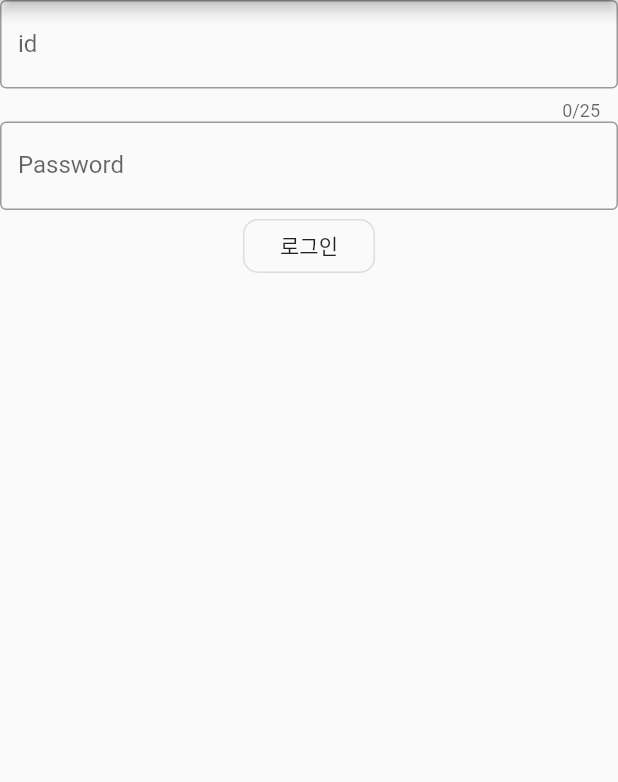
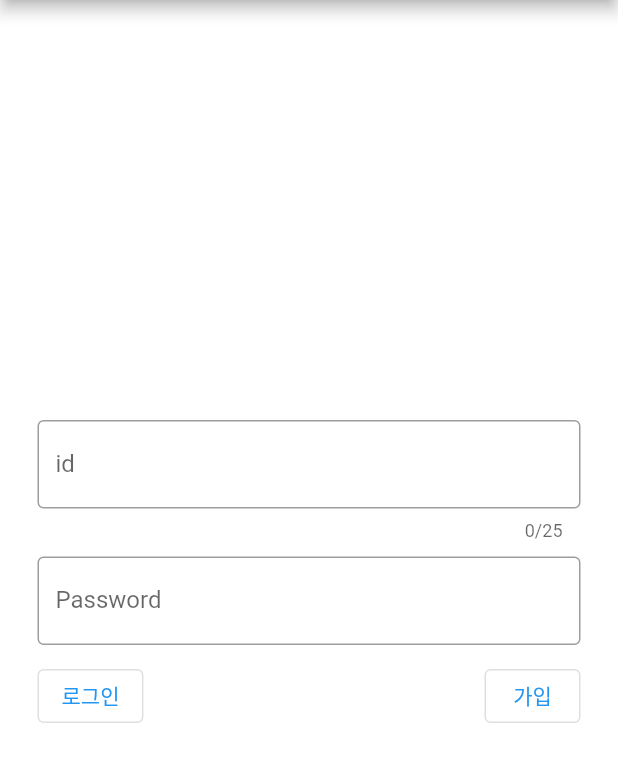
Before and after one commit to soogil/flutter_chatting, a Flutter app: the screen it shows after launch, on a phone screen of 412 x 824 dp, the part 84-866 px from its top. Run offline on Flutter 3.47's test engine with Material 2 defaults, Android fonts, the phone set to English and light mode, and no system bars; our stand-ins replace equatable, firebase_auth, firebase_database, flutter_bloc; accounts and stored records are empty.

Commit message:
[soogil] firebase check login and signup 구현

```diff
--- a/lib/bloc/login_bloc.dart
+++ b/lib/bloc/login_bloc.dart
@@ -1,54 +1,49 @@
-import 'package:equatable/equatable.dart';
 import 'package:flutter_bloc/flutter_bloc.dart';
+import 'package:flutter_chatting/bloc/login_event.dart';
+import 'package:flutter_chatting/model/user.dart';
 import 'package:flutter_chatting/repository/login_repository.dart';
+import 'package:flutter_chatting/repository/user_repository.dart';
 
-abstract class LoginState extends Equatable {
-  @override
-  List<Object> get props => [];
-}
-
-class LoginInitState extends LoginState {}
-class LoginLoading extends LoginState { }
-class LoginEnd extends LoginState {
-  LoginEnd(this.isLogin);
-
-  final bool isLogin;
-
-  @override
-  List<Object> get props => [isLogin];
-}
-
-
-abstract class LoginEvent extends Equatable {
-  const LoginEvent();
-  @override
-  List<Object> get props => [];
-}
-
-class LoginProgress extends LoginEvent {
-  LoginProgress(this.id, this.password);
-
-  final String id;
-  final String password;
-
-  @override
-  List<Object> get props => [id, password];
-}
+import 'login_state.dart';
 
 class LoginBloc extends Bloc<LoginEvent, LoginState> {
-  LoginBloc(this.loginRepository) : super(LoginInitState());
+  LoginBloc() : super(LoginInitState());
 
-  final LoginRepository loginRepository;
+  final LoginRepository loginRepository = LoginRepository();
+  final UserRepository userRepository = UserRepository();
 
   @override
   Stream<LoginState> mapEventToState(LoginEvent event) async* {
-    if(event is LoginProgress) {
-      print('mapEventToState ${event.id} ${event.password}');
-      yield LoginLoading();
-      final user = await loginRepository.login(event.id, event.password);
-      print('mapEventToState Login ${user}');
-      yield LoginEnd(user != null);
+    if (event is LoginInitEvent) {
+      yield LoginInitState();
+    } else if (event is LoginProgressEvent) {
+      yield LoginLoadingState();
+      bool isLogin = false;
+      try {
+        isLogin = await _signIn(event);
+        yield LoginEndState(isLogin);
+      } catch(e) {
+        yield LoginErrorState();
+      }
+    } else if (event is SignUpEvent) {
+      if (event.signUp == SignUp.changePage) yield ChangePageState();
+      else if (event.signUp == SignUp.signUp) {
+        _signUp(event);
+      }
     }
+  }
+
+  Future<bool> _signIn(LoginProgressEvent event) async => await loginRepository.signIn(event.id, event.password);
+
+  Future _signUp(SignUpEvent event) async {
+    final user = User(event.name, event.id, event.password);
+    await loginRepository.signUp(user.id, user.password).then((bool isSignUp) {
+      if(isSignUp) {
+        final result = userRepository.registerUser(user.toMap);
+        print('_signUp $result');
+        return result;
+      }
+    });
   }
 
   @override
--- /dev/null
+++ b/lib/bloc/login_event.dart
@@ -0,0 +1,32 @@
+import 'package:equatable/equatable.dart';
+
+abstract class LoginEvent extends Equatable {
+  const LoginEvent(this.id, this.password);
+  final String id;
+  final String password;
+  @override
+  List<Object> get props => [];
+}
+
+class LoginInitEvent extends LoginEvent {
+  LoginInitEvent({String id, String password}) : super(id, password);
+}
+
+class LoginProgressEvent extends LoginEvent {
+  LoginProgressEvent(String id, String password) : super(id, password);
+}
+
+enum SignUp {
+  changePage,
+  signUp,
+}
+class SignUpEvent extends LoginEvent{
+  SignUpEvent(this.signUp, {
+    this.name = '',
+    String id = '',
+    String password = '',
+  }) : super(id, password);
+
+  final SignUp signUp;
+  final String name;
+}
--- /dev/null
+++ b/lib/bloc/login_state.dart
@@ -0,0 +1,21 @@
+
+import 'package:equatable/equatable.dart';
+
+abstract class LoginState extends Equatable {
+  @override
+  List<Object> get props => [];
+}
+
+class LoginInitState extends LoginState {}
+class LoginLoadingState extends LoginState {}
+class LoginEndState extends LoginState {
+  LoginEndState(this.isLogin);
+  final bool isLogin;
+}
+class LoginErrorState extends LoginState{}
+
+class SignUpState extends LoginState {
+  SignUpState(this.isSignUp);
+  final bool isSignUp;
+}
+class ChangePageState extends LoginState {}
--- a/lib/main.dart
+++ b/lib/main.dart
@@ -2,7 +2,6 @@ import 'package:flutter/material.dart';
 import 'package:flutter_bloc/flutter_bloc.dart';
 import 'package:flutter_chatting/bloc/login_bloc.dart';
 import 'package:flutter_chatting/page/signin_page.view.dart';
-import 'package:flutter_chatting/repository/login_repository.dart';
 
 void main() {
   runApp(MyApp());
@@ -17,8 +16,8 @@ class MyApp extends StatelessWidget {
         visualDensity: VisualDensity.adaptivePlatformDensity,
       ),
       home: BlocProvider(
-          create: (_) => LoginBloc(LoginRepository()),
-          child: SignInPageView()
+          create: (_) => LoginBloc(),
+          child: SignInPage()
       ),
     );
   }
--- /dev/null
+++ b/lib/model/user.dart
@@ -0,0 +1,19 @@
+
+import 'package:equatable/equatable.dart';
+
+class User extends Equatable {
+  User(this.name, this.id, this.password);
+
+  final String id;
+  final String password;
+  final String name;
+
+  Map<String, dynamic> get toMap => {
+    'id': id,
+    'password': password,
+    'name': name,
+  };
+
+  @override
+  List<Object> get props => [id, name];
+}
--- a/lib/page/signin_page.view.dart
+++ b/lib/page/signin_page.view.dart
@@ -1,16 +1,22 @@
 import 'package:flutter/material.dart';
 import 'package:flutter_bloc/flutter_bloc.dart';
 import 'package:flutter_chatting/bloc/login_bloc.dart';
+import 'package:flutter_chatting/bloc/login_event.dart';
+import 'package:flutter_chatting/bloc/login_state.dart';
+import 'package:flutter_chatting/page/chatting_room_list_page.view.dart';
+import 'package:flutter_chatting/view/sign-up.view.dart';
 
 
-class SignInPageView extends StatelessWidget {
+class SignInPage extends StatelessWidget {
 
   final TextEditingController idTextController = TextEditingController();
   final TextEditingController passwordTextController = TextEditingController();
+  final GlobalKey<FormState> formKey = GlobalKey();
 
   @override
   Widget build(BuildContext context) {
     return Scaffold(
+      backgroundColor: Colors.white,
       appBar: _getAppBar(),
       body: _getBody(context),
     );
@@ -25,26 +31,45 @@ class SignInPageView extends StatelessWidget {
   Widget _getBody(BuildContext context) {
     return BlocBuilder<LoginBloc, LoginState>(
       builder: (_, state) {
-        if (state is LoginLoading) return Center(child: CircularProgressIndicator());
-        else if (state is LoginEnd) {
-          if(state.isLogin) {
-            return Container(
-              color: Colors.blue,
-            );
-          }
+        if (state is LoginLoadingState) return Center(child: CircularProgressIndicator());
+        else if (state is LoginEndState && state.isLogin) {
+          _afterLayout(
+            function: () => Navigator.push(context, MaterialPageRoute(builder: (context) => ChattingRoomListPage()))
+          );
+        } else if (state is ChangePageState) {
+          return SignUpView();
+        } else if(state is LoginErrorState) {
+          _afterLayout(function: () => _popUpDialog(context));
         }
 
-          return Container(
-            child: Column(
-              mainAxisSize: MainAxisSize.max,
+        return _getSignInView(context);
+      },
+    );
+  }
+
+  Widget _getSignInView(BuildContext context) {
+    return Container(
+      padding: EdgeInsets.all(25),
+      alignment: Alignment.center,
+      child: Form(
+        key: formKey,
+        child: Column(
+          mainAxisSize: MainAxisSize.min,
+          children: [
+            _getIdField(),
+            SizedBox(height: 10),
+            _getPasswordField(),
+            SizedBox(height: 10),
+            Row(
+              mainAxisAlignment: MainAxisAlignment.spaceBetween,
               children: [
-                _getIdField(),
-                _getPasswordField(),
                 _getLoginButton(context),
+                _getSignUpButton(context),
               ],
             ),
-          );
-      },
+          ],
+        ),
+      ),
     );
   }
 
@@ -85,15 +110,39 @@ class SignInPageView extends StatelessWidget {
   }
 
   Widget _getLoginButton(BuildContext context) {
-    return OutlineButton(
+    return OutlinedButton(
       onPressed: () {
-        print('${idTextController.text} ${passwordTextController.text}');
-        BlocProvider.of<LoginBloc>(context).add(LoginProgress(idTextController.text, passwordTextController.text));
+        if (formKey.currentState.validate())
+          BlocProvider.of<LoginBloc>(context).add(LoginProgressEvent(idTextController.text, passwordTextController.text));
+        else
+          _popUpDialog(context);
       },
-      shape: RoundedRectangleBorder(borderRadius: BorderRadius.circular(10.0)),
-      child: Text(
-          '로그인'
+      child: Text('로그인'),
+    );
+  }
+
+  _getSignUpButton(BuildContext context) {
+    return OutlinedButton(
+      onPressed: () {
+        BlocProvider.of<LoginBloc>(context).add(SignUpEvent(SignUp.changePage));
+      },
+      child: Text('가입'),
+    );
+  }
+
+  _popUpDialog(BuildContext context, {String text = '아이디, 비밀번호를 확인해주세요.'}) {
+    showDialog(
+      context: context,
+      builder: (BuildContext context) => AlertDialog(
+        content: Text(text),
+        actions: [FlatButton(onPressed: () => Navigator.pop(context), child: Text('확인'))],
       ),
     );
   }
+
+  _afterLayout({Function function}) {
+    WidgetsBinding.instance.addPostFrameCallback((_) {
+      function();
+    });
+  }
 }
--- a/lib/repository/login_repository.dart
+++ b/lib/repository/login_repository.dart
@@ -1,8 +1,9 @@
-import 'package:firebase_auth/firebase_auth.dart';
 import 'package:flutter_chatting/provider/login_provider.dart';
 
 class LoginRepository {
   final LoginProvider loginProvider = LoginProvider();
 
-  Future<FirebaseUser> login(String id, String password) => loginProvider.signIn(id, password);
+  Future<bool> signIn(String id, String password) async => await loginProvider.signIn(id, password) != null;
+
+  Future<bool> signUp(String id, String password) async => await loginProvider.signUp(id, password) != null;
 }
--- /dev/null
+++ b/lib/repository/user_repository.dart
@@ -0,0 +1,7 @@
+import 'package:flutter_chatting/provider/user_provider.dart';
+
+class UserRepository {
+  final UserProvider userProvider = UserProvider();
+
+  registerUser(Map<String, dynamic>user) => userProvider.registerUser(user);
+}
```
Also changed, not shown: lib/page/chatting_room_list_page.view.dart (+21 -0 lines), lib/provider/login_provider.dart (+16 -3 lines), lib/provider/user_provider.dart (added, +15 -0 lines), lib/view/sign-up.view.dart (added, +119 -0 lines), pubspec.yaml (+4 -3 lines), lib/service/firebase_auth_service.dart (deleted), pubspec.lock, 2 other files.
